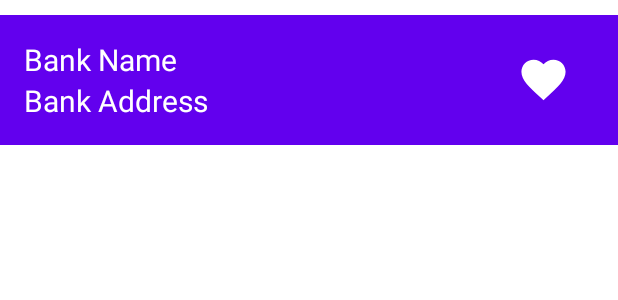
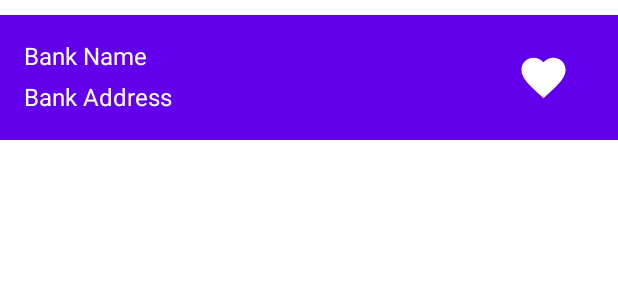
Before and after one commit to akshitverma4/Bank_Locator, an Android app: the layout partial_banks_list.xml on its own in the app's theme, with its tools: preview values and no code run, on a phone screen of 412 x 824 dp. Shown: the top 300 px of the screen. Run offline under Robolectric (Android 15) with nearby library versions, the phone set to English and light mode, and no system bars.

```diff
--- a/app/src/main/AndroidManifest.xml
+++ b/app/src/main/AndroidManifest.xml
@@ -2,8 +2,11 @@
 <manifest xmlns:android="http://schemas.android.com/apk/res/android"
     package="com.wednesday.banklocator">
 
+    <uses-permission android:name="android.permission.INTERNET"/>
+
     <application
         android:allowBackup="true"
+        android:fullBackupContent="true"
         android:icon="@mipmap/ic_launcher"
         android:label="@string/app_name"
         android:roundIcon="@mipmap/ic_launcher_round"
--- a/app/src/main/java/com/wednesday/banklocator/network/IfscSearchApi.kt
+++ b/app/src/main/java/com/wednesday/banklocator/network/IfscSearchApi.kt
@@ -11,6 +11,6 @@ interface IfscSearchApi {
     @GET("/{ifscCode}")
     suspend fun searchForIFSC(
         @Path("ifscCode")
-        Y: String
+        ifscCode: String
     ): Response<IfscResponse>
 }
--- a/app/src/main/java/com/wednesday/banklocator/network/RetrofitInstance.kt
+++ b/app/src/main/java/com/wednesday/banklocator/network/RetrofitInstance.kt
@@ -9,6 +9,9 @@ import retrofit2.converter.gson.GsonConverterFactory
 class RetrofitInstance {
     companion object {
 
+        private const val baseUrl = "https://ifsc.razorpay.com/"
+
+
         private val retrofit by lazy {
             val logging = HttpLoggingInterceptor()
             logging.setLevel(HttpLoggingInterceptor.Level.BODY)
@@ -16,7 +19,7 @@ class RetrofitInstance {
                 .addInterceptor(logging)
                 .build()
             Retrofit.Builder()
-                .baseUrl("https://ifsc.razorpay.com/")
+                .baseUrl(baseUrl)
                 .addConverterFactory(GsonConverterFactory.create())
                 .client(client)
                 .build()
--- a/app/src/main/res/layout/partial_banks_list.xml
+++ b/app/src/main/res/layout/partial_banks_list.xml
@@ -1,6 +1,5 @@
 <?xml version="1.0" encoding="utf-8"?>
 <RelativeLayout xmlns:android="http://schemas.android.com/apk/res/android"
-    xmlns:app="http://schemas.android.com/apk/res-auto"
     android:layout_width="match_parent"
     android:layout_height="wrap_content"
     android:layout_marginTop="10dp"
@@ -10,36 +9,38 @@
     android:padding="16dp">
 
     <TextView
-        android:id="@+id/tvName2"
+        android:id="@+id/bankName_tv"
+        android:layout_toStartOf="@id/favouritesIcon"
+        android:layout_alignParentStart="true"
         android:layout_width="wrap_content"
         android:layout_height="wrap_content"
         android:text="@string/bank_name"
         android:textColor="@android:color/white"
-        android:textSize="20sp" />
+        android:textSize="16sp" />
 
     <TextView
-        android:id="@+id/tvAmount"
+        android:id="@+id/bankAddress_tv"
         android:layout_width="wrap_content"
         android:layout_height="wrap_content"
-        android:layout_below="@id/tvName2"
+        android:layout_below="@id/bankName_tv"
+        android:layout_marginTop="5dp"
         android:text="@string/bank_address"
         android:textColor="@android:color/white"
-        android:textSize="20sp" />
-
+        android:textSize="16sp" />
 
 
     <ImageView
-        android:id="@+id/ivMinus2"
+        android:id="@+id/favouritesIcon"
         android:layout_width="35dp"
+        android:contentDescription="@string/icon_iv"
         android:layout_height="35dp"
+        android:layout_alignParentEnd="true"
         android:layout_centerVertical="true"
-        android:layout_alignParentEnd="true"
         android:layout_marginTop="16dp"
         android:layout_marginEnd="16dp"
         android:clickable="true"
         android:focusable="true"
         android:src="@drawable/ic_heart"
-        android:textSize="20sp"
-        />
+        android:textSize="20sp" />
 
 </RelativeLayout>
--- a/app/src/main/res/values/strings.xml
+++ b/app/src/main/res/values/strings.xml
@@ -7,4 +7,6 @@
     <string name="enter_ifsc_code">Enter IFSC Code</string>
     <string name="bank_name">Bank Name</string>
     <string name="bank_address">Bank Address</string>
+    <string name="icon_iv">Icon_iv</string>
+    <string name="search_image_button">search_image_button</string>
 </resources>
```
Also changed, not shown: app/src/main/java/com/wednesday/banklocator/activity/MainActivity.kt (+8 -0 lines), app/src/main/java/com/wednesday/banklocator/adapter/IfscAdapter.kt (added, +39 -0 lines), app/src/main/java/com/wednesday/banklocator/fragment/BankSearchFragment.kt (+56 -1 lines), app/src/main/java/com/wednesday/banklocator/repository/NewsRepository.kt (added, +8 -0 lines), app/src/main/java/com/wednesday/banklocator/viewmodel/BankViewModel.kt (added, +31 -0 lines), app/src/main/java/com/wednesday/banklocator/viewmodel/BankViewModelFactory.kt (added, +13 -0 lines), app/src/main/res/layout/fragment_search_bank.xml (+8 -0 lines).
